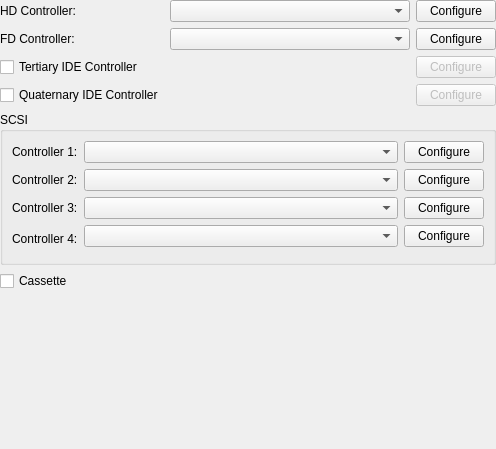
Old version of the form src/qt/qt_settingsstoragecontrollers.ui in the repository 86Box/86Box.
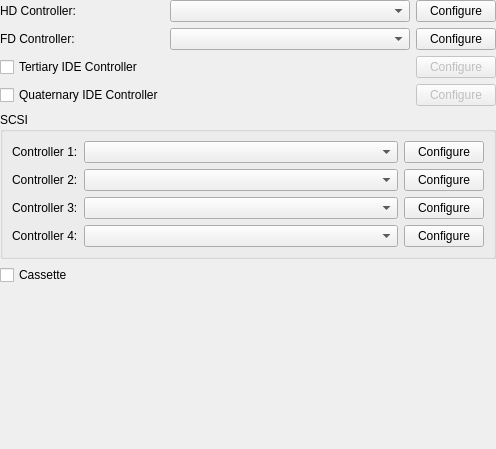
New version of the form.

Commit message: qt: Adjusted "Controller 4" vertical position

```diff
--- a/src/qt/qt_settingsstoragecontrollers.ui
+++ b/src/qt/qt_settingsstoragecontrollers.ui
@@ -172,7 +172,7 @@
         </property>
        </widget>
       </item>
-      <item row="3" column="0" rowspan="2">
+      <item row="3" column="0">
        <widget class="QLabel" name="label_5">
         <property name="text">
          <string>Controller 4:</string>
```
